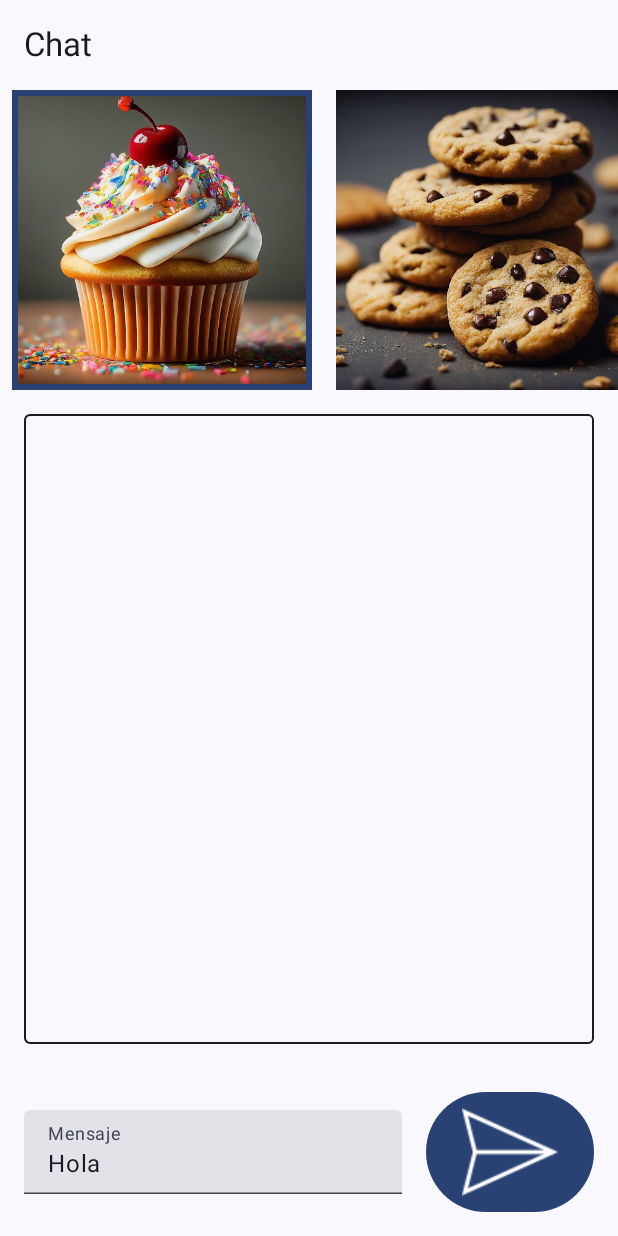
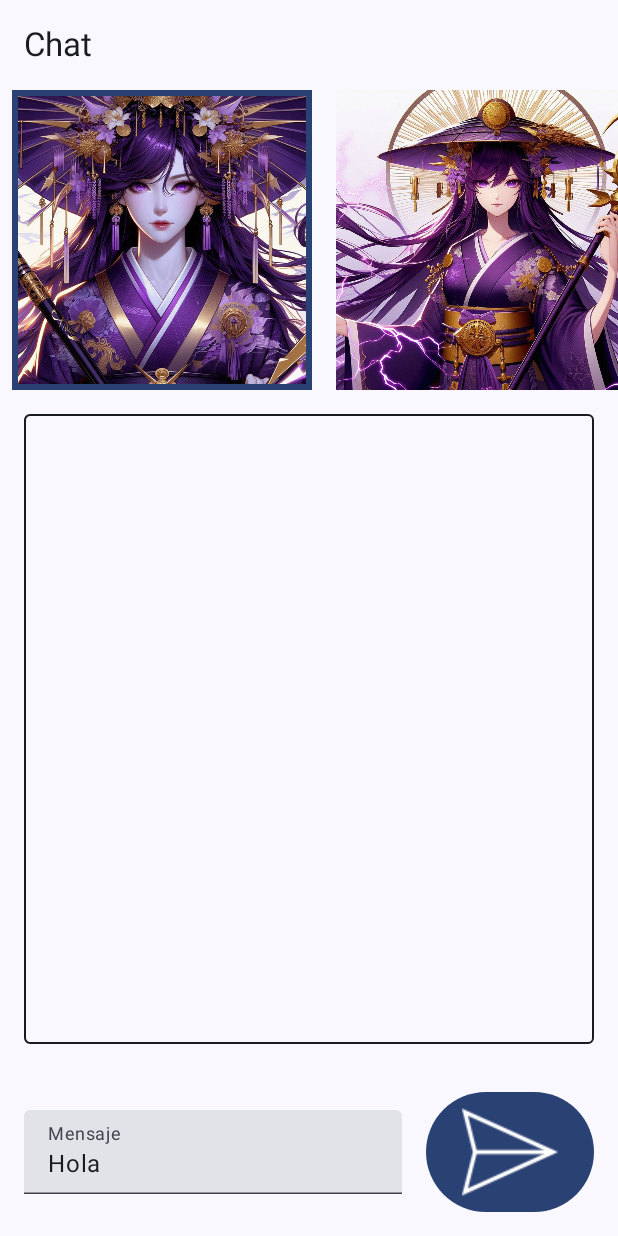
Before and after one commit to apineiroandion/ChatBotGemini, an Android app built with Jetpack Compose: the screen it shows after launch (MainActivity), on a phone screen of 412 x 824 dp. Run offline under Robolectric (Android 15) with nearby library versions, the light colour scheme and no system bars; libraries missing offline, so code that uses them is left out: com.google.ai.client.

Commit message:
update UI with role images

```diff
--- a/app/src/main/java/com/example/apigemini/BakingScreen.kt
+++ b/app/src/main/java/com/example/apigemini/BakingScreen.kt
@@ -51,12 +51,9 @@ import androidx.compose.ui.unit.dp
 import androidx.lifecycle.viewmodel.compose.viewModel
 
 val images = arrayOf(
-    // Image generated using Gemini from the prompt "cupcake image"
-    R.drawable.baked_goods_1,
-    // Image generated using Gemini from the prompt "cookies images"
-    R.drawable.baked_goods_2,
-    // Image generated using Gemini from the prompt "cake images"
-    R.drawable.baked_goods_3,
+    R.drawable.waifu1,
+    R.drawable.waifu2,
+    R.drawable.husbando1,
 )
 val imageDescriptions = arrayOf(
     R.string.image1_description,
```
Also changed, not shown: app/src/main/res/drawable/husbando1.png (added), app/src/main/res/drawable/waifu1.png (added), app/src/main/res/drawable/waifu2.png (added).
